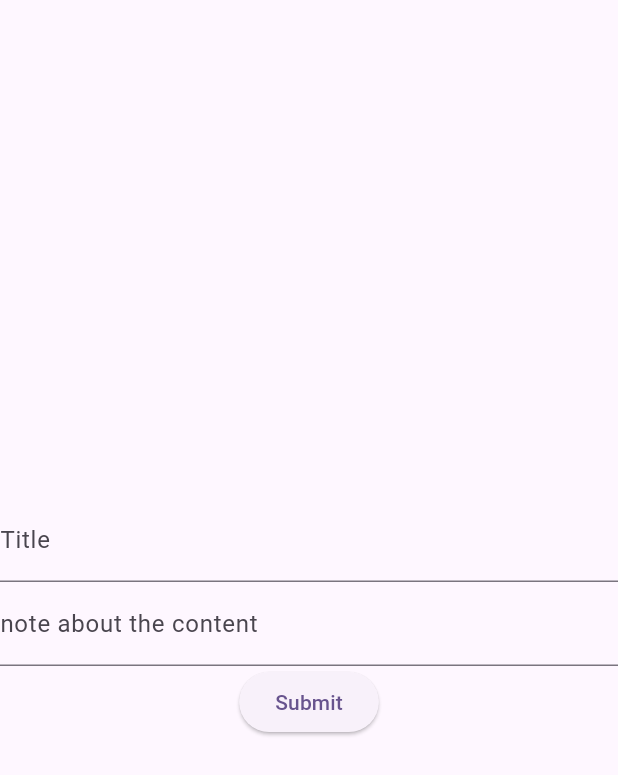
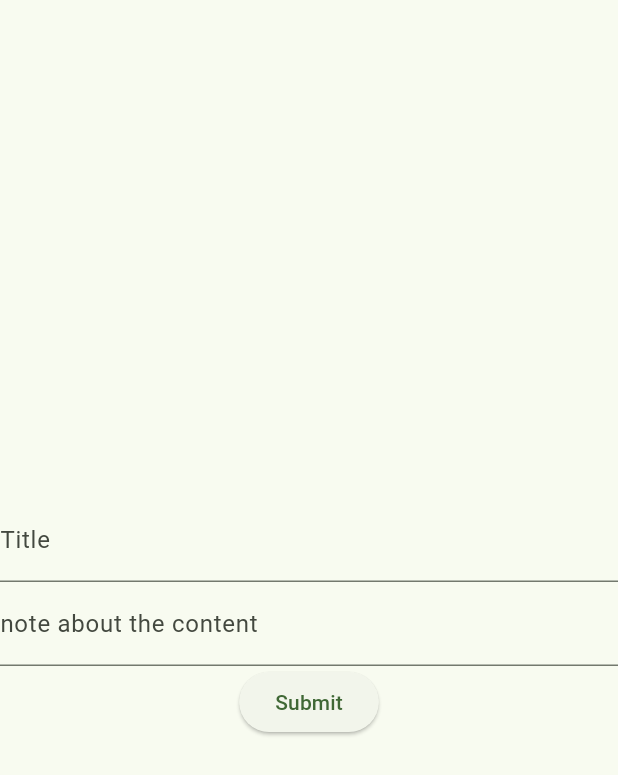
Before and after one commit to MathewsVinoy/onTrack, a Flutter app: the screen it shows after launch, after a tap on the "add" icon, on a phone screen of 412 x 824 dp. Shown: the top 775 px of the screen. Run offline on Flutter 3.47's test engine with Material 3 defaults, Android fonts, the phone set to English and light mode, and no system bars; our stand-ins replace sqflite; accounts and stored records are empty.

Commit message:
all most completed with out an design

```diff
--- a/lib/functions/database.dart
+++ b/lib/functions/database.dart
@@ -1,14 +1,26 @@
-import 'package:flutter/material.dart';
 import 'package:path/path.dart';
 import 'package:sqflite/sqflite.dart';
 
-Future initdb() async {
-  WidgetsFlutterBinding.ensureInitialized();
+class DataBaseHelper {
+  static final DataBaseHelper _instance = DataBaseHelper._internal();
+  static Database? _database;
+  factory DataBaseHelper() {
+    return _instance;
+  }
+  DataBaseHelper._internal();
+
+  Future<Database?> get database async {
+    if (_database != null) return _database;
+    _database = await initdb();
+    return _database;
+  }
+
+  Future<Database> initdb() async {
     final database = openDatabase(
       join(await getDatabasesPath(), 'main_database.db'),
       onCreate: (db, version) {
         return db.execute(
-        'CREATE TABLE todotb(id INTEGER PRIMARY KEY, task TEXT, discription TEXT)',
+          'CREATE TABLE tasks(id INTEGER PRIMARY KEY, task TEXT NOT NULL, discription TEXT)',
         );
       },
       version: 1,
@@ -17,15 +29,21 @@ Future initdb() async {
   }
 
   Future<void> insertDb(Map<String, dynamic> data) async {
-  final db = await initdb();
-  await db.insert(
-    'tasks',
-    data,
-    ConflictAlgorithm: ConflictAlgorithm.replace,
-  );
+    final db = await DataBaseHelper().database;
+    await db?.insert('tasks', data);
   }
 
   Future<List<Map<String, dynamic>>> featchAllTasks() async {
-  final db = await initdb();
-  return await db.query('tasks');
+    final db = await DataBaseHelper().database;
+    return await db!.query('tasks');
   }
+
+  Future<void> deleteTask(int id) async {
+    final db = await DataBaseHelper().database;
+    await db?.delete(
+      'tasks',
+      where: 'id=?',
+      whereArgs: [id],
+    );
+  }
+}
--- a/lib/main.dart
+++ b/lib/main.dart
@@ -13,7 +13,8 @@ class MyApp extends StatelessWidget {
     return MaterialApp(
       title: 'Flutter Demo',
       theme: ThemeData(
-        colorScheme: ColorScheme.fromSeed(seedColor: Colors.deepPurple),
+        colorScheme: ColorScheme.fromSeed(
+            seedColor: const Color.fromARGB(255, 22, 134, 7)),
         useMaterial3: true,
       ),
       home: const HomePage(),
--- a/lib/pages/addpage.dart
+++ b/lib/pages/addpage.dart
@@ -32,7 +32,8 @@ class AddPage extends StatelessWidget {
                 "task": titleController.text,
                 "discription": dripController.text
               };
-              await insertDb(data);
+              await DataBaseHelper().insertDb(data);
+              Navigator.of(context).pop();
             },
             child: const Text("Submit"),
           ),
--- a/lib/pages/homepage.dart
+++ b/lib/pages/homepage.dart
@@ -1,4 +1,5 @@
 import 'package:flutter/material.dart';
+import 'package:ontrack/functions/cardview.dart';
 import 'package:ontrack/functions/database.dart';
 import 'package:ontrack/pages/addpage.dart';
 
@@ -7,7 +8,7 @@ class HomePage extends StatelessWidget {
 
   @override
   Widget build(BuildContext context) {
-    Future<List<Map<String, dynamic>>> data = featchAllTasks();
+    Future<List<Map<String, dynamic>>> data = DataBaseHelper().featchAllTasks();
     return Scaffold(
       appBar: AppBar(
         title: const Text(
@@ -18,13 +19,31 @@ class HomePage extends StatelessWidget {
       body: FutureBuilder<List<Map<String, dynamic>>>(
         future: data,
         builder: (ctx, spst) {
-          final tasks = spst.data!;
-          return ListView.builder(
+          if (spst.connectionState == ConnectionState.waiting) {
+            return Center(
+              child: CircularProgressIndicator(),
+            );
+          } else if (spst.hasError) {
+            return Center(
+              child: Text('Error: ${spst.error}'),
+            );
+          } else if (!spst.hasData || spst.data!.isEmpty) {
+            return Center(
+              child: Text("no data"),
+            );
+          } else {
+            final tasks = spst.data!;
+            return ListView.builder(
               itemCount: tasks.length,
               itemBuilder: (ctx, idx) {
                 final task = tasks[idx];
-                return Text(task['task']);
-              });
+                return CardView(
+                  task: task['task'],
+                  descption: task['discription'],
+                );
+              },
+            );
+          }
         },
       ),
       floatingActionButton: FloatingActionButton(
```
Also changed, not shown: lib/functions/cardview.dart (added, +21 -0 lines). Lines whose indentation alone changed are shown as unchanged.
